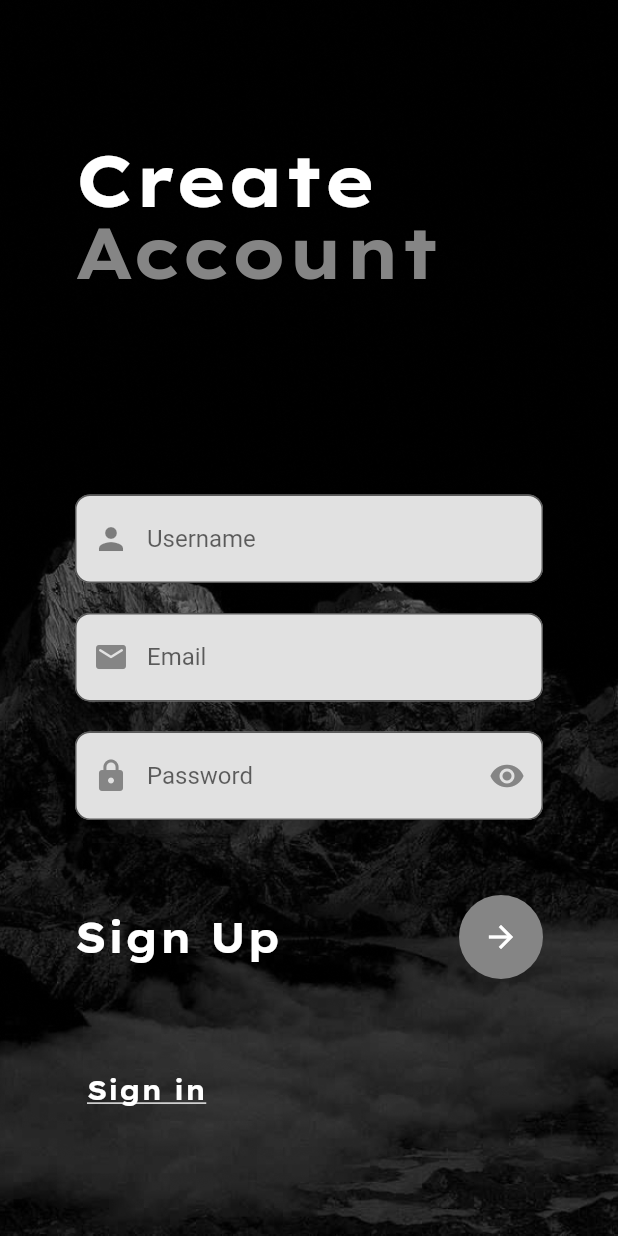
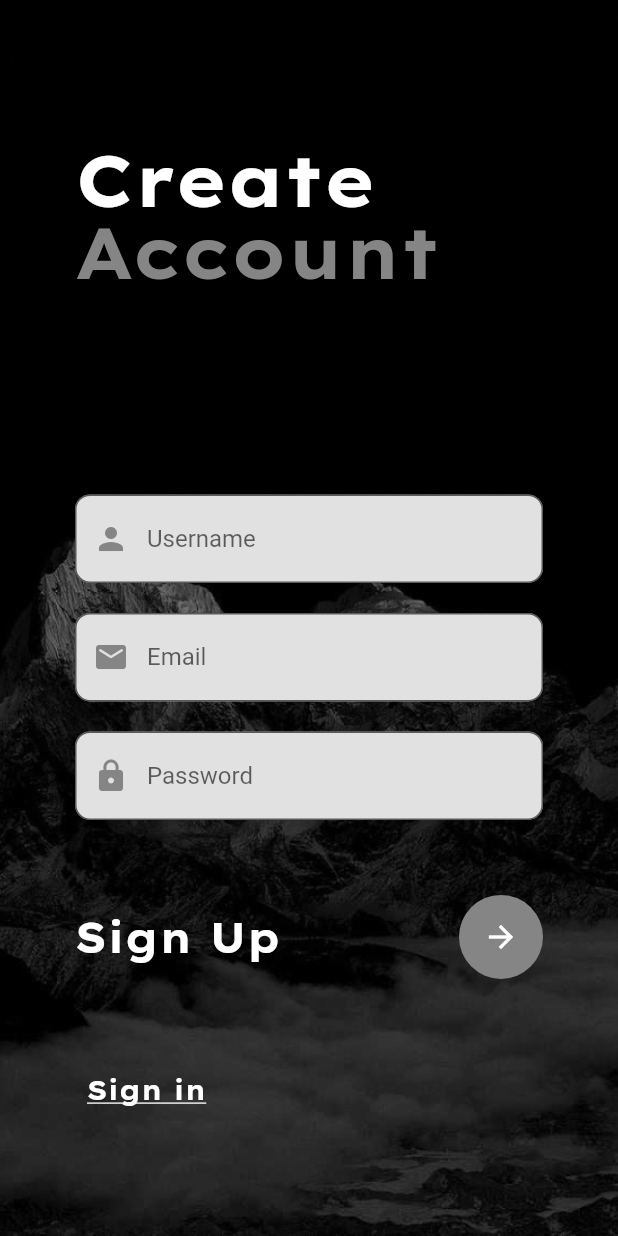
Before and after one commit to Vinay94278/Login_Page, a Flutter app: the register screen opened by its route, on a phone screen of 412 x 824 dp. Run offline on Flutter 3.47's test engine with Material 2 defaults, Android fonts, the phone set to English and light mode, and no system bars.

Commit message:
Eye Button Removed

```diff
--- a/lib/register.dart
+++ b/lib/register.dart
@@ -52,7 +52,8 @@ class _registerState extends State<register> {
                     TextField(
                       cursorColor: Color(0xff858585),
                       decoration: InputDecoration(
-                          prefixIcon: Icon(Icons.person),
+                          prefixIcon:
+                              Icon(Icons.person, color: Color(0xff858585)),
                           fillColor: Color(0xffE1E1E1),
                           filled: true,
                           hintText: "Username",
@@ -84,12 +85,6 @@ class _registerState extends State<register> {
                             Icons.lock,
                             color: Color(0xff858585),
                           ),
-                          suffixIcon: IconButton(
-                              onPressed: () {},
-                              icon: Icon(
-                                Icons.remove_red_eye,
-                                color: Color(0xff858585),
-                              )),
                           fillColor: Color(0xffE1E1E1),
                           filled: true,
                           hintText: "Password",
```
